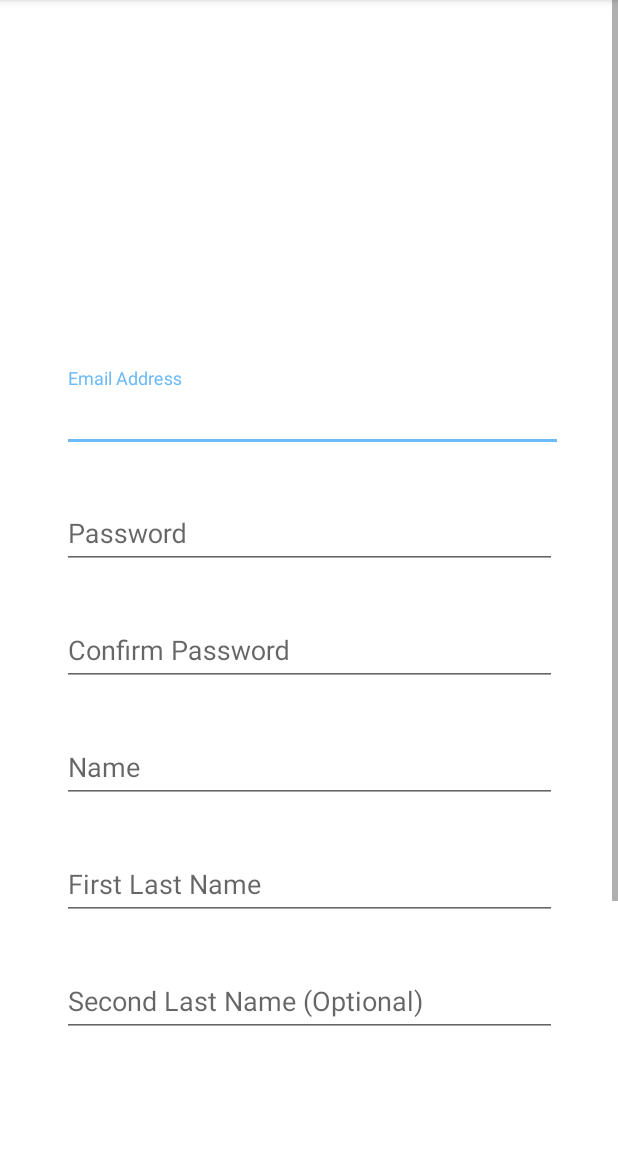
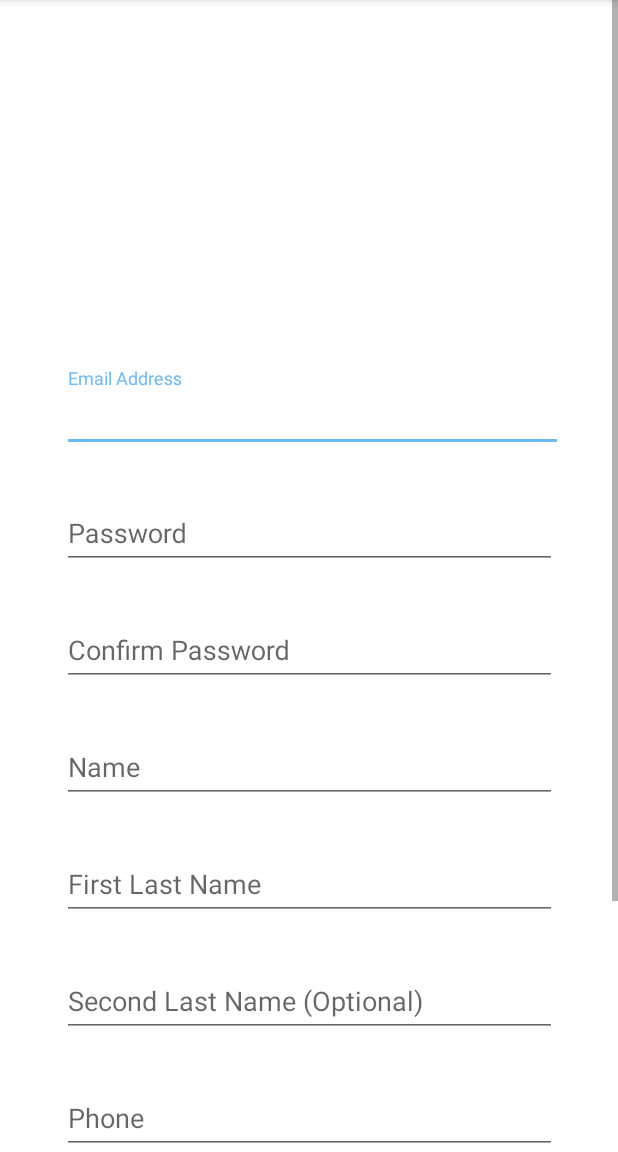
Before and after one commit to analuciablanco/MyP, an Android app: the RegisterActivity screen opened directly, with no data from a screen before it, on a phone screen of 412 x 824 dp, the part 84-1236 px from its top. Run offline under Robolectric (Android 15) with nearby library versions, the phone set to English and light mode, and no system bars.

Commit message:
Se conectó con FireBase

```diff
--- a/app/src/main/res/layout/activity_register.xml
+++ b/app/src/main/res/layout/activity_register.xml
@@ -175,7 +175,18 @@
             app:layout_constraintEnd_toEndOf="parent"
             app:layout_constraintHorizontal_bias="0.5"
             app:layout_constraintStart_toStartOf="parent"
-            app:layout_constraintTop_toBottomOf="@+id/textInputLayoutSecondLastName"/>
+            app:layout_constraintTop_toBottomOf="@+id/textInputLayoutSecondLastName">
+
+            <AutoCompleteTextView
+                android:id="@+id/phone"
+                android:layout_width="match_parent"
+                android:layout_height="wrap_content"
+                android:hint="@string/prompt_phone"
+                android:inputType="phone"
+                android:maxLines="1"
+                android:singleLine="true" />
+
+        </android.support.design.widget.TextInputLayout>
 
         <!-- Gender -->
         <LinearLayout
--- a/build.gradle
+++ b/build.gradle
@@ -8,6 +8,7 @@ buildscript {
     }
     dependencies {
         classpath 'com.android.tools.build:gradle:3.3.1'
+        classpath 'com.google.gms:google-services:4.1.0'
 
         // NOTE: Do not place your application dependencies here; they belong
         // in the individual module build.gradle files
```
Also changed, not shown: app/build.gradle (+9 -4 lines).
